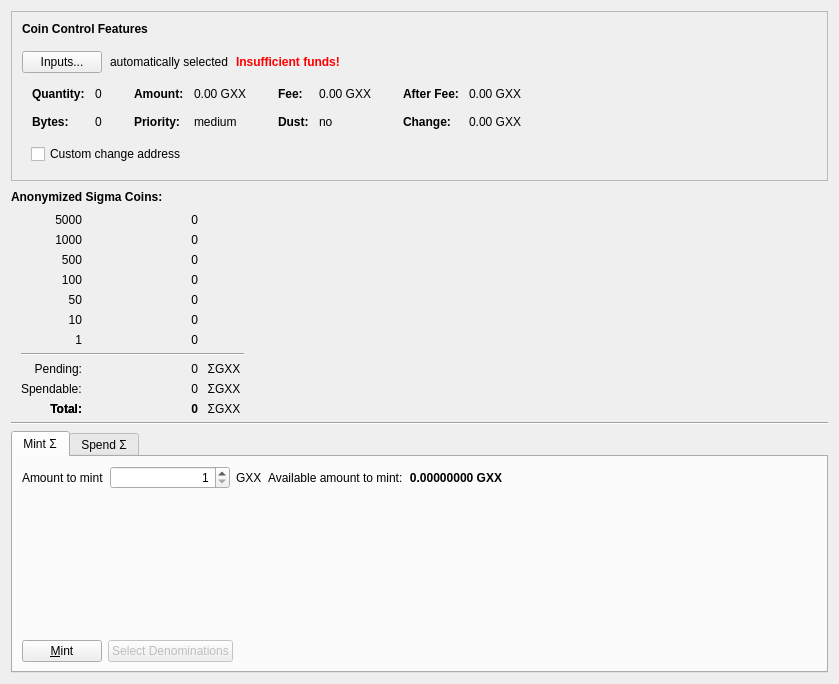
Ethernodes-org/BitcoinZero, file src/qt/forms/sigmadialog.ui: the form before one commit.
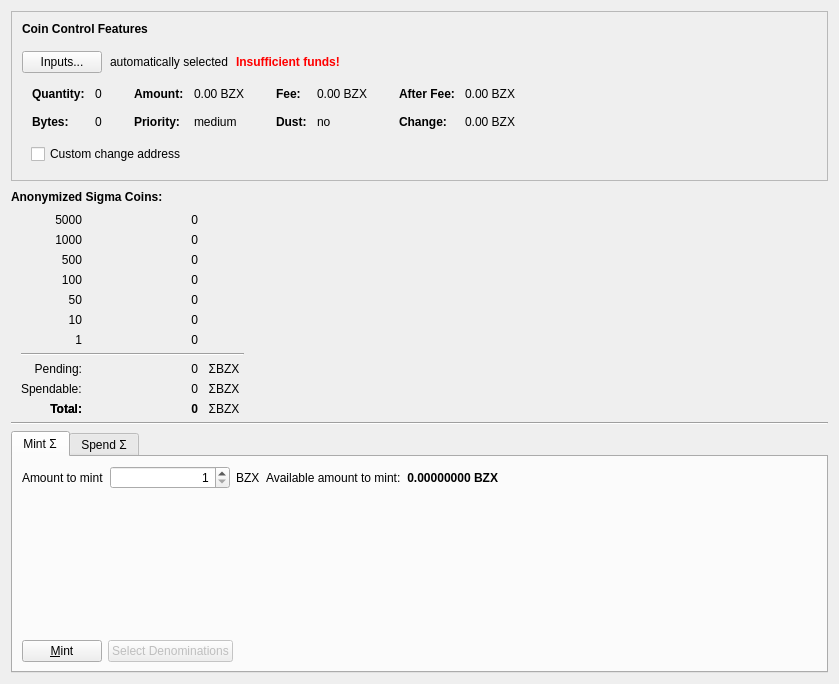
The form after the commit. The open tabs and pages were chosen to show the change. Icons and pictures are not drawn. Custom widgets are drawn as their Qt base class.

```diff
--- a/src/qt/forms/sigmadialog.ui
+++ b/src/qt/forms/sigmadialog.ui
@@ -322,7 +322,7 @@
                       <enum>Qt::ActionsContextMenu</enum>
                      </property>
                      <property name="text">
-                      <string notr="true">0.00 GXX</string>
+                      <string notr="true">0.00 BZX</string>
                      </property>
                      <property name="textInteractionFlags">
                       <set>Qt::LinksAccessibleByMouse|Qt::TextSelectableByKeyboard|Qt::TextSelectableByMouse</set>
@@ -402,7 +402,7 @@
                       <enum>Qt::ActionsContextMenu</enum>
                      </property>
                      <property name="text">
-                      <string notr="true">0.00 GXX</string>
+                      <string notr="true">0.00 BZX</string>
                      </property>
                      <property name="textInteractionFlags">
                       <set>Qt::LinksAccessibleByMouse|Qt::TextSelectableByKeyboard|Qt::TextSelectableByMouse</set>
@@ -482,7 +482,7 @@
                       <enum>Qt::ActionsContextMenu</enum>
                      </property>
                      <property name="text">
-                      <string notr="true">0.00 GXX</string>
+                      <string notr="true">0.00 BZX</string>
                      </property>
                      <property name="textInteractionFlags">
                       <set>Qt::LinksAccessibleByMouse|Qt::TextSelectableByKeyboard|Qt::TextSelectableByMouse</set>
@@ -511,7 +511,7 @@
                       <enum>Qt::ActionsContextMenu</enum>
                      </property>
                      <property name="text">
-                      <string notr="true">0.00 GXX</string>
+                      <string notr="true">0.00 BZX</string>
                      </property>
                      <property name="textInteractionFlags">
                       <set>Qt::LinksAccessibleByMouse|Qt::TextSelectableByKeyboard|Qt::TextSelectableByMouse</set>
@@ -661,7 +661,7 @@
               </size>
              </property>
              <property name="text">
-              <string>ΣGXX</string>
+              <string>ΣBZX</string>
              </property>
              <property name="alignment">
               <set>Qt::AlignCenter</set>
@@ -780,7 +780,7 @@
            <item row="9" column="2">
             <widget class="QLabel" name="label_7">
              <property name="text">
-              <string>ΣGXX</string>
+              <string>ΣBZX</string>
              </property>
              <property name="alignment">
               <set>Qt::AlignCenter</set>
@@ -922,7 +922,7 @@
               </size>
              </property>
              <property name="text">
-              <string>ΣGXX</string>
+              <string>ΣBZX</string>
              </property>
              <property name="alignment">
               <set>Qt::AlignCenter</set>
@@ -1050,7 +1050,7 @@
              <item>
               <widget class="QLabel" name="label_2">
                <property name="text">
-                <string>GXX</string>
+                <string>BZX</string>
                </property>
               </widget>
              </item>
@@ -1082,7 +1082,7 @@
                 </font>
                </property>
                <property name="text">
-                <string>0.00000000 GXX</string>
+                <string>0.00000000 BZX</string>
                </property>
                <property name="alignment">
                 <set>Qt::AlignRight|Qt::AlignTrailing|Qt::AlignVCenter</set>
```
